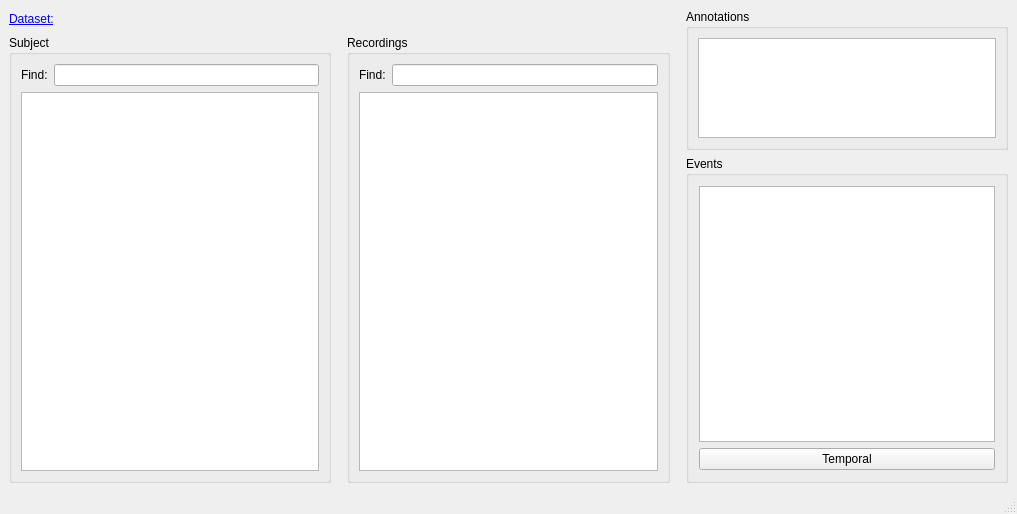
First picture: the form in src/qt_designer/base_GUI.ui, repository jowanpittevils/Databasemanager_Signalplotter, before the edit.
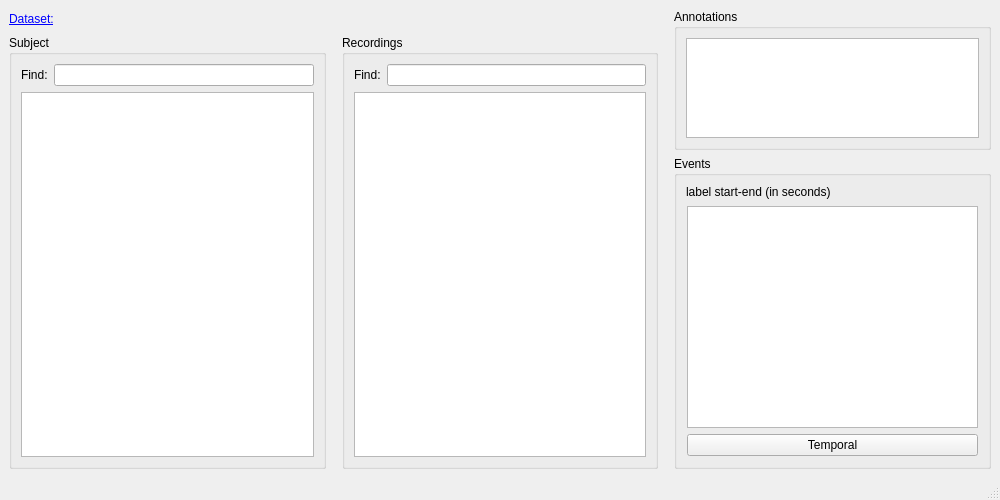
Second picture: the form after the edit. Custom widgets are drawn as their Qt base class.

Patch:
```diff
--- a/src/qt_designer/base_GUI.ui
+++ b/src/qt_designer/base_GUI.ui
@@ -6,8 +6,8 @@
    <rect>
     <x>0</x>
     <y>0</y>
-    <width>1017</width>
-    <height>514</height>
+    <width>1000</width>
+    <height>500</height>
    </rect>
   </property>
   <property name="sizePolicy">
@@ -18,8 +18,8 @@
   </property>
   <property name="minimumSize">
    <size>
-    <width>1</width>
-    <height>50</height>
+    <width>1000</width>
+    <height>500</height>
    </size>
   </property>
   <property name="windowTitle">
@@ -478,6 +478,13 @@
            <string>Events</string>
           </property>
           <layout class="QVBoxLayout" name="verticalLayout_11">
+           <item>
+            <widget class="QLabel" name="label">
+             <property name="text">
+              <string>label start-end (in seconds)</string>
+             </property>
+            </widget>
+           </item>
            <item>
             <layout class="QVBoxLayout" name="verticalLayout_7">
              <property name="sizeConstraint">
```
Left out of the diff: 4 changed lines with no effect on the pictures.
